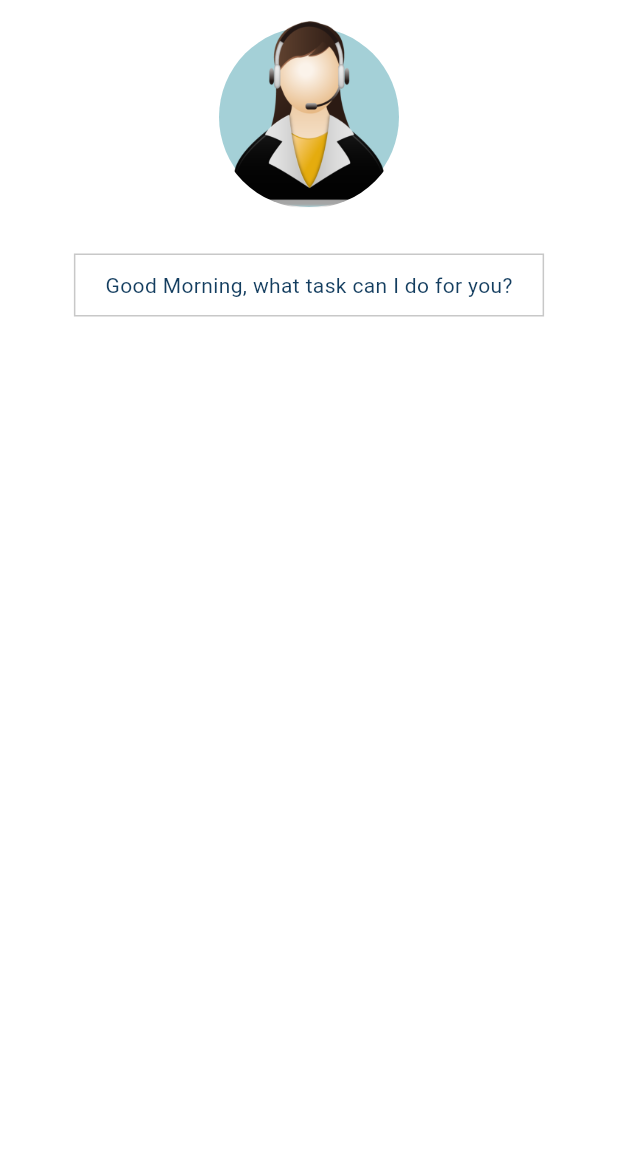
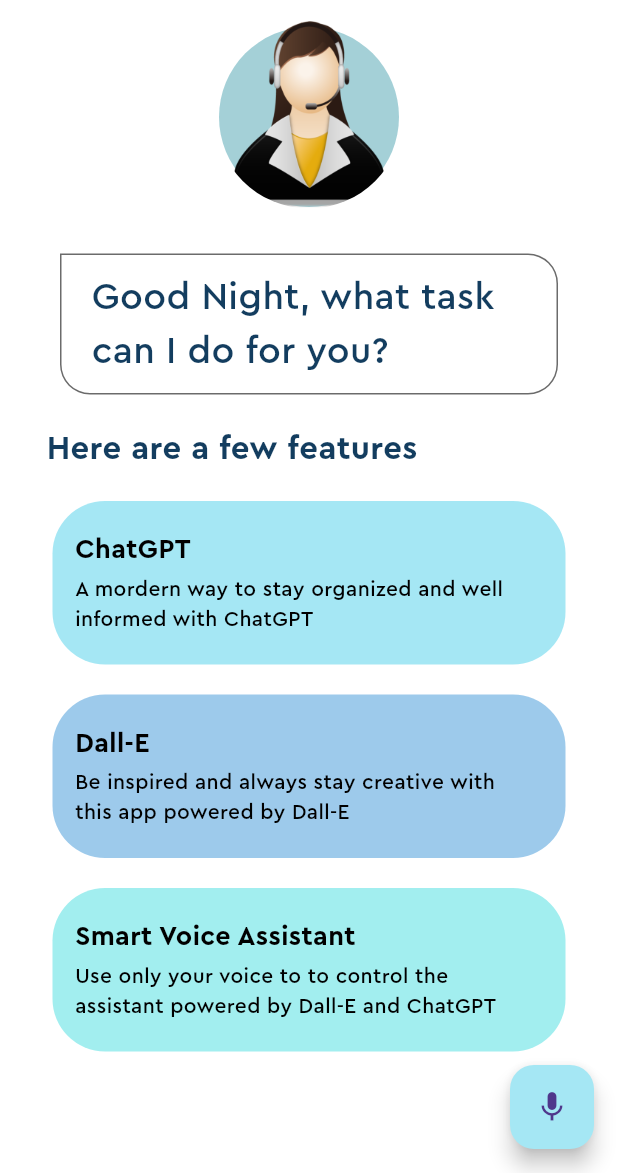
Before and after one commit to Prathamesh3103/ai_assistant, a Flutter app: the screen it shows after launch, on a phone screen of 412 x 824 dp, the part 63-1236 px from its top. Run offline on Flutter 3.47's test engine with Material 3 defaults, Android fonts, the phone set to English and light mode, and no system bars; our stand-ins replace speech_to_text.

Commit message:
SPEECH TO TEXT BUTTON

```diff
--- /dev/null
+++ b/lib/chat_box.dart
@@ -0,0 +1,62 @@
+import 'package:ai_assistant/pallet.dart';
+import 'package:flutter/material.dart';
+
+class ChatBox extends StatelessWidget {
+  final Color color;
+  final String headerText;
+  final String descriptionText;
+  const ChatBox(
+      {super.key,
+      required this.color,
+      required this.headerText,
+      required this.descriptionText});
+
+  @override
+  Widget build(BuildContext context) {
+    return Container(
+      margin: const EdgeInsets.symmetric(
+        horizontal: 35,
+        vertical: 10,
+      ),
+      decoration: BoxDecoration(
+        color: color,
+        borderRadius: const BorderRadius.all(
+          Radius.circular(35),
+        ),
+      ),
+      child: Padding(
+        padding: const EdgeInsets.symmetric(vertical: 20).copyWith(
+          left: 15,
+        ),
+        child: Column(
+          children: [
+            Container(
+              alignment: Alignment.centerLeft,
+              child: Text(
+                headerText,
+                style: const TextStyle(
+                  fontFamily: 'Cera Pro',
+                  color: Pallete.blackColor,
+                  fontSize: 18,
+                  fontWeight: FontWeight.bold,
+                ),
+              ),
+            ),
+            const SizedBox(height: 3),
+            Padding(
+              padding: const EdgeInsets.only(right: 20),
+              child: Text(
+                descriptionText,
+                style: const TextStyle(
+                  fontFamily: 'Cera Pro',
+                  color: Pallete.blackColor,
+                  fontSize: 14,
+                ),
+              ),
+            ),
+          ],
+        ),
+      ),
+    );
+  }
+}
--- a/lib/home_page.dart
+++ b/lib/home_page.dart
@@ -1,5 +1,8 @@
+import 'package:ai_assistant/chat_box.dart';
 import 'package:ai_assistant/pallet.dart';
 import 'package:flutter/material.dart';
+import 'package:speech_to_text/speech_recognition_result.dart';
+import 'package:speech_to_text/speech_to_text.dart';
 
 class HomePage extends StatefulWidget {
   const HomePage({super.key});
@@ -9,15 +12,62 @@ class HomePage extends StatefulWidget {
 }
 
 class _HomePageState extends State<HomePage> {
+  SpeechToText speechToText = SpeechToText();
+  String speech = '';
+  bool speechEnabled = false;
+  @override
+  void initState() {
+    super.initState();
+    initializeSpeechToText();
+  }
+
+  Future<void> initializeSpeechToText() async {
+    speechEnabled = await speechToText.initialize();
+    setState(() {});
+  }
+
+  Future<void> startListening() async {
+    await speechToText.listen(onResult: onSpeechResult);
+    setState(() {});
+  }
+
+  Future<void> stopListening() async {
+    await speechToText.stop();
+    setState(() {});
+  }
+
+  void onSpeechResult(SpeechRecognitionResult result) {
+    setState(() {
+      speech = result.recognizedWords;
+    });
+  }
+
+  @override
+  void dispose() {
+    super.dispose();
+    speechToText.stop();
+  }
+
   @override
   Widget build(BuildContext context) {
+    var greeting = '';
+    if (currentTime() >= 0 && currentTime() < 12) {
+      greeting = 'Good Morning, what task can I do for you?';
+    }
+    if (currentTime() >= 12 && currentTime() <= 7) {
+      greeting = 'Good Afternoon, what task can I do for you?';
+    } else {
+      greeting = 'Good Night, what task can I do for you?';
+    }
+
     return Scaffold(
       appBar: AppBar(
         title: const Text('AI Assistant'),
         leading: const Icon(Icons.menu),
         centerTitle: true,
       ),
-      body: Column(
+      body: SingleChildScrollView(
+        child: Column(
           children: [
             Stack(
               children: [
@@ -53,18 +103,79 @@ class _HomePageState extends State<HomePage> {
               ),
               decoration: BoxDecoration(
                   border: Border.all(
-                color: Pallete.borderColor,
+                    color: const Color.fromARGB(255, 107, 107, 107),
                   ),
-            ),
-            child: const Text(
-              'Good Morning, what task can I do for you?',
-              style: TextStyle(
+                  borderRadius: BorderRadius.circular(20).copyWith(
+                    topLeft: Radius.zero,
+                  )),
+              child: Text(
+                greeting,
+                style: const TextStyle(
+                  fontFamily: 'Cera Pro',
+                  fontSize: 25,
                   color: Pallete.mainFontColor,
                 ),
               ),
+            ),
+            Container(
+              padding: const EdgeInsets.all(10),
+              alignment: Alignment.centerLeft,
+              margin: const EdgeInsets.only(
+                top: 10,
+                left: 21,
+              ),
+              child: const Text(
+                'Here are a few features',
+                style: TextStyle(
+                    fontFamily: 'Cera Pro',
+                    color: Pallete.mainFontColor,
+                    fontSize: 22,
+                    fontWeight: FontWeight.bold),
+              ),
+            ),
+            const Column(
+              children: [
+                ChatBox(
+                  color: Pallete.firstSuggestionBoxColor,
+                  headerText: 'ChatGPT',
+                  descriptionText:
+                      'A mordern way to stay organized and well informed with ChatGPT',
+                ),
+                ChatBox(
+                  color: Pallete.secondSuggestionBoxColor,
+                  headerText: 'Dall-E',
+                  descriptionText:
+                      'Be inspired and always stay creative with this app powered by Dall-E',
+                ),
+                ChatBox(
+                  color: Pallete.thirdSuggestionBoxColor,
+                  headerText: 'Smart Voice Assistant',
+                  descriptionText:
+                      'Use only your voice to to control the assistant powered by Dall-E and ChatGPT',
+                )
+              ],
             )
           ],
         ),
+      ),
+      floatingActionButton: FloatingActionButton(
+        backgroundColor: Pallete.firstSuggestionBoxColor,
+        onPressed: () async {
+          if (await speechToText.hasPermission && speechToText.isNotListening) {
+            await startListening();
+          } else if (speechToText.isListening) {
+            await stopListening();
+          } else {
+            initializeSpeechToText();
+          }
+        },
+        child: const Icon(Icons.mic),
+      ),
     );
   }
+
+  int currentTime() {
+    var time = DateTime.now().hour;
+    return time;
   }
+}
--- a/pubspec.yaml
+++ b/pubspec.yaml
@@ -35,6 +35,7 @@ dependencies:
   # The following adds the Cupertino Icons font to your application.
   # Use with the CupertinoIcons class for iOS style icons.
   cupertino_icons: ^1.0.2
+  speech_to_text: ^6.4.1
 
 dev_dependencies:
   flutter_test:
```
Also changed, not shown: pubspec.lock, 4 other files. Lines whose indentation alone changed are shown as unchanged.
